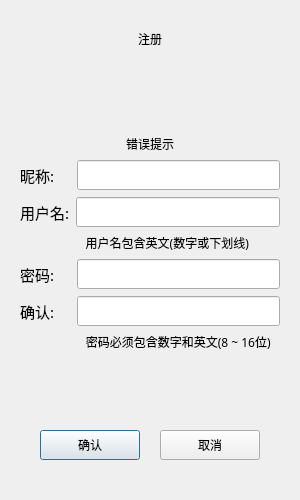
First picture: the form in xhs_DBMS/dialog/registerdialog.ui, repository Littledoveqwq/xhs_DBMS, before the edit.
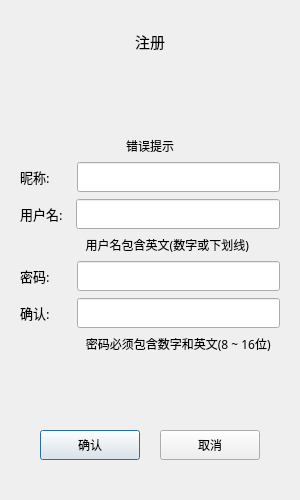
Second picture: the form after the edit.

```diff
--- a/xhs_DBMS/dialog/registerdialog.ui
+++ b/xhs_DBMS/dialog/registerdialog.ui
@@ -69,6 +69,12 @@
          </item>
          <item>
           <widget class="QLabel" name="label">
+           <property name="font">
+            <font>
+             <family>Microsoft YaHei</family>
+             <pointsize>11</pointsize>
+            </font>
+           </property>
            <property name="text">
             <string>注册</string>
            </property>
@@ -164,7 +170,7 @@
                 <property name="font">
                  <font>
                   <family>Microsoft YaHei</family>
-                  <pointsize>11</pointsize>
+                  <pointsize>10</pointsize>
                  </font>
                 </property>
                 <property name="text">
@@ -218,7 +224,7 @@
                 <property name="font">
                  <font>
                   <family>Microsoft YaHei</family>
-                  <pointsize>11</pointsize>
+                  <pointsize>10</pointsize>
                  </font>
                 </property>
                 <property name="text">
@@ -287,7 +293,7 @@
                 <property name="font">
                  <font>
                   <family>Microsoft YaHei</family>
-                  <pointsize>11</pointsize>
+                  <pointsize>10</pointsize>
                  </font>
                 </property>
                 <property name="text">
@@ -338,7 +344,7 @@
                 <property name="font">
                  <font>
                   <family>Microsoft YaHei</family>
-                  <pointsize>11</pointsize>
+                  <pointsize>10</pointsize>
                  </font>
                 </property>
                 <property name="text">
```
Left out of the diff: 3 changed lines with no effect on the pictures.
